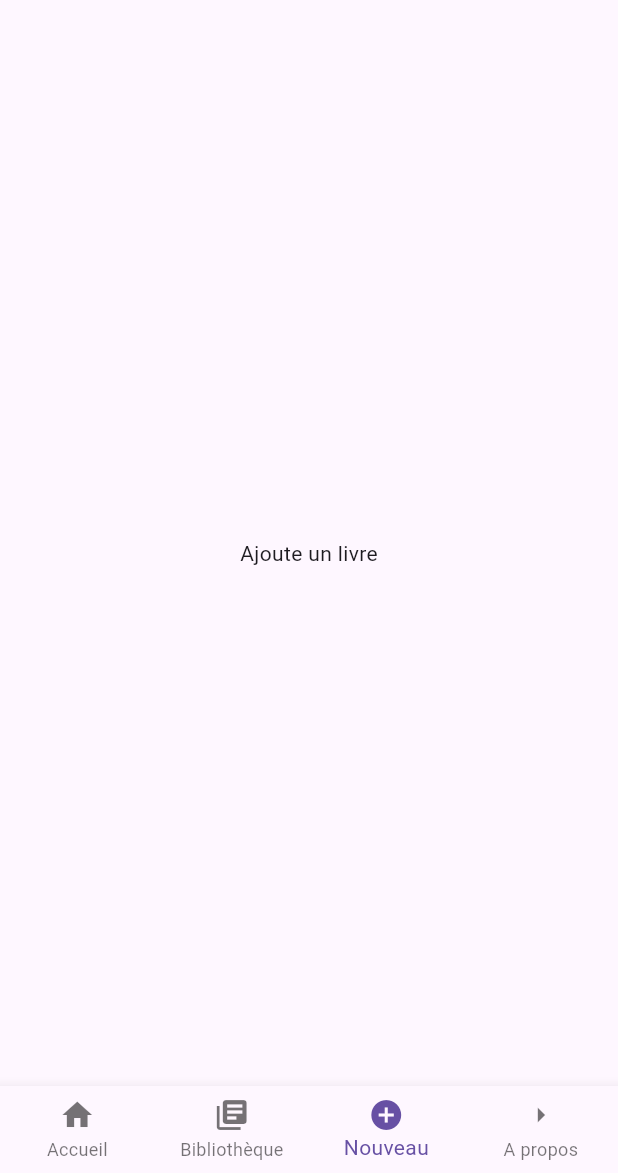
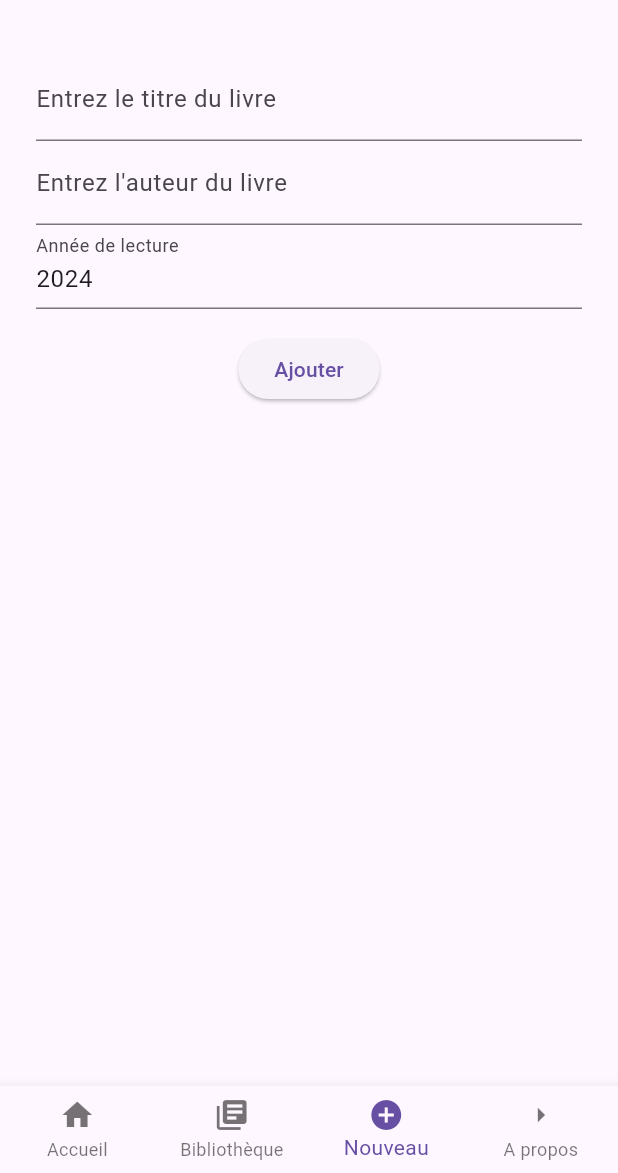
Before and after one commit to nrouelle/bibliotech_ui, a Flutter app: the screen it shows after launch, item 3 of the bottom bar chosen, on a phone screen of 412 x 824 dp, the part 63-1236 px from its top. Run offline on Flutter 3.47's test engine with Material 3 defaults, Android fonts, the phone set to English and light mode, and no system bars; generated files the repository leaves out were written again.

Commit message:
save json on adding book and retrieve books from new location

```diff
--- a/lib/src/app.dart
+++ b/lib/src/app.dart
@@ -7,7 +7,6 @@ import 'books/books_controller.dart';
 import 'books/books_list_view.dart';
 
 import 'sample_feature/sample_item_details_view.dart';
-import 'sample_feature/sample_item_list_view.dart';
 import 'settings/settings_controller.dart';
 import 'settings/settings_view.dart';
 
--- a/lib/src/books/book.dart
+++ b/lib/src/books/book.dart
@@ -10,4 +10,7 @@ class Book {
     return Book(json['title'] as String, json['author'] as String,
         json['year'] as String, true);
   }
+
+  Map<String, dynamic> toJson() =>
+      {'title': title, 'author': author, 'year': year, 'read': true};
 }
--- a/lib/src/books/books_add_view.dart
+++ b/lib/src/books/books_add_view.dart
@@ -1,16 +1,114 @@
 import 'package:flutter/material.dart';
+import 'package:ma_biblio/src/books/books_controller.dart';
+import 'package:ma_biblio/src/books/books_list_view.dart';
+import 'package:ma_biblio/src/books/books_service.dart';
+import 'package:ma_biblio/src/home/home_view.dart';
 
-class BookAddView extends StatelessWidget {
+class BookAddView extends StatefulWidget {
   const BookAddView({super.key});
 
   static const routeName = '/book/add';
 
   @override
+  BookAddForm createState() {
+    return BookAddForm();
+  }
+}
+
+class BookAddForm extends State<BookAddView> {
+  final _addFormKey = GlobalKey<FormState>();
+  final BooksController controller = BooksController(BooksService());
+
+  String title = '';
+  String author = '';
+  String year = '';
+  TextEditingController dateInput = TextEditingController();
+
+  @override
+  void initState() {
+    dateInput.text =
+        DateTime.now().year.toString(); //set the initial value of text field
+    super.initState();
+  }
+
+  void saveBook() {
+    controller.saveLibrary(title, author, year);
+  }
+
+  Future _selectDate() async {
+    DateTime? picked = await showDatePicker(
+        context: context,
+        initialDate: new DateTime.now(),
+        firstDate: new DateTime(2016),
+        lastDate: new DateTime(2026));
+    if (picked != null) setState(() => dateInput.text = picked.year.toString());
+  }
+
+  @override
   Widget build(BuildContext context) {
-    return const Scaffold(
-      body: Center(
-        child: Text('Ajoute un livre'),
-      ),
+    return Form(
+      key: _addFormKey,
+      child: Padding(
+          padding: const EdgeInsets.all(24),
+          child: Center(
+              child: Column(
+            children: [
+              TextFormField(
+                onSaved: (value) {
+                  title = value as String;
+                },
+                decoration: const InputDecoration(
+                    border: UnderlineInputBorder(),
+                    labelText: 'Entrez le titre du livre'),
+                validator: (value) {
+                  if (value == null || value.isEmpty) {
+                    return 'Veuillez indiquer le titre du livre';
+                  }
+                  return null;
+                },
+              ),
+              TextFormField(
+                onSaved: (value) {
+                  author = value as String;
+                },
+                decoration: const InputDecoration(
+                    border: UnderlineInputBorder(),
+                    labelText: 'Entrez l\'auteur du livre'),
+              ),
+              TextFormField(
+                controller: dateInput,
+                readOnly: true,
+                onSaved: (value) {
+                  year = value as String;
+                },
+                onTap: () {
+                  FocusScope.of(context).requestFocus(FocusNode());
+                  _selectDate();
+                },
+                decoration: const InputDecoration(
+                    border: UnderlineInputBorder(),
+                    labelText: 'Année de lecture'),
+              ),
+              Padding(
+                padding: const EdgeInsets.symmetric(vertical: 16),
+                child: ElevatedButton(
+                    onPressed: () {
+                      // Validate returns true if the form is valid, or false otherwise.
+                      if (_addFormKey.currentState!.validate()) {
+                        // If the form is valid, display a snackbar. In the real world,
+                        // you'd often call a server or save the information in a database.
+                        _addFormKey.currentState?.save();
+                        saveBook();
+                        ScaffoldMessenger.of(context).showSnackBar(
+                          const SnackBar(content: Text('Processing Data')),
+                        );
+                        Navigator.pushNamed(context, '/');
+                      }
+                    },
+                    child: const Text('Ajouter')),
+              ),
+            ],
+          ))),
     );
   }
 }
--- a/lib/src/books/books_controller.dart
+++ b/lib/src/books/books_controller.dart
@@ -14,4 +14,8 @@ class BooksController {
     _booksList = await _booksService.getBooks();
     return _booksList;
   }
+
+  Future<void> saveLibrary(String title, String author, String year) async {
+    await _booksService.addBook(title, author, year);
+  }
 }
--- a/lib/src/books/books_list_view.dart
+++ b/lib/src/books/books_list_view.dart
@@ -34,7 +34,7 @@ class _MyBookListViewState extends State<BookListView> {
                   if (books != null &&
                       snapshot.connectionState == ConnectionState.done) {
                     return ListView.builder(
-                      itemCount: books!.length,
+                      itemCount: books.length,
                       itemBuilder: (context, index) {
                         Book book = books[index];
                         return BookItem(
@@ -50,7 +50,7 @@ class _MyBookListViewState extends State<BookListView> {
 
                   /// handles others as you did on question
                   else {
-                    return CircularProgressIndicator();
+                    return const CircularProgressIndicator();
                   }
                 })));
   }
--- a/pubspec.yaml
+++ b/pubspec.yaml
@@ -14,6 +14,7 @@ dependencies:
     sdk: flutter
   flutter_localizations:
     sdk: flutter
+  path_provider: ^2.1.3
 
 dev_dependencies:
   flutter_test:
```
Also changed, not shown: assets/library.json (+13 -1 lines), lib/src/books/books_service.dart (+25 -11 lines), pubspec.lock, 1 other file.
